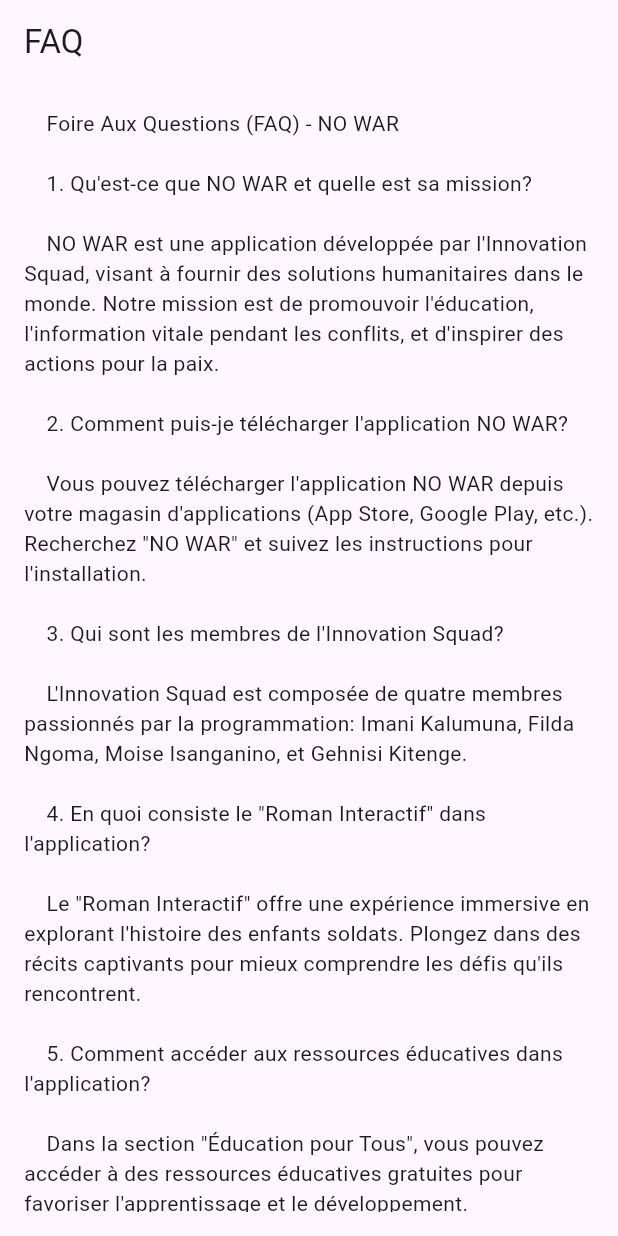
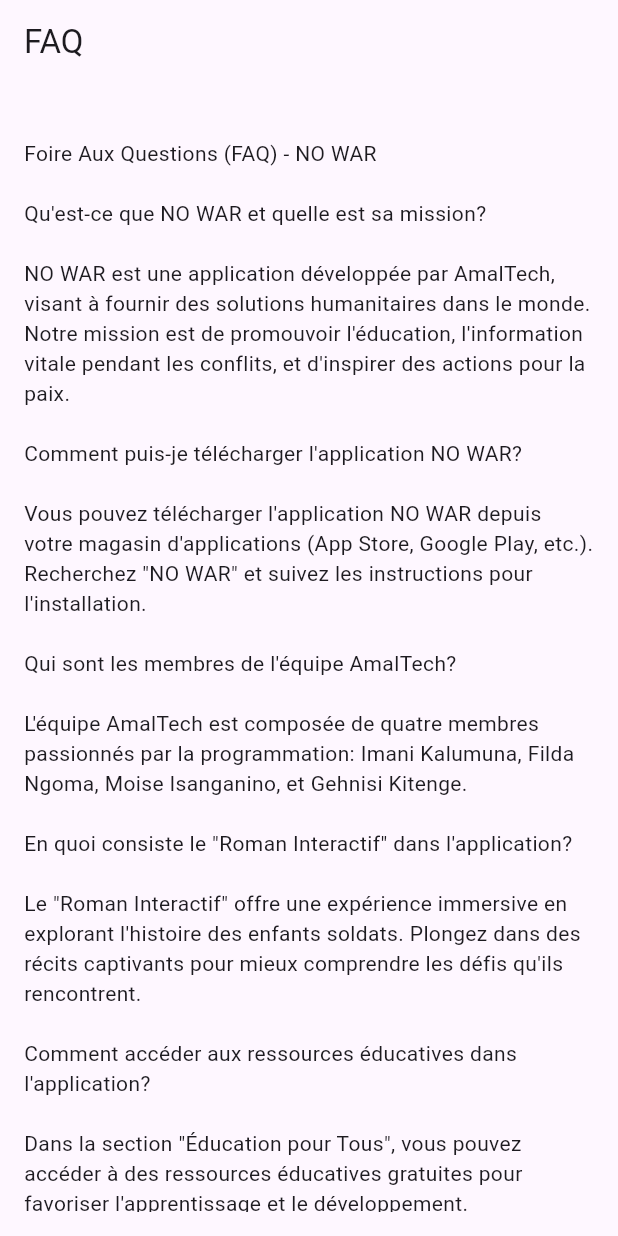
Before and after one commit to imani08/no_war, a Flutter app: the UserProfilePage screen opened directly, after a tap on the "more vert" icon, after a tap on "FAQ", on a phone screen of 412 x 824 dp. Run offline on Flutter 3.47's test engine with Material 3 defaults, Android fonts, the phone set to English and light mode, and no system bars; our stand-ins replace auto_size_text, connectivity_plus, contacts_service, easy_localization, firebase_auth, firebase_core and 11 more; missing offline and left inert: country_icons, flutter_pdfview, flutter_wallpaper_manager, quick_actions, telephony, translator; accounts and stored records are empty; network calls fail.

Commit message:
mis a jour du profil

```diff
--- a/lib/Ecran acceuil.dart
+++ b/lib/Ecran acceuil.dart
@@ -403,14 +403,14 @@
       bottomNavigationBar: BottomNavigationBar(
         items: const <BottomNavigationBarItem>[
           BottomNavigationBarItem(
-            icon: Icon(Icons.home),
+            icon: Icon(Icons.home,size: 30,),
             label: 'Acceuil',
 
           ),
           BottomNavigationBarItem(
             icon: Image(image: AssetImage('assets/images/congo.png'), // Remplacez par votre URL
-              width: 30, // Largeur souhaitée de l'image
-              height: 30, // Hauteur souhaitée de l'image
+              width: 35, // Largeur souhaitée de l'image
+              height: 35, // Hauteur souhaitée de l'image
               fit: BoxFit.contain,
             ),// Ajustement de la taille de l'image)
             label: 'Visit DRC',
--- a/lib/FAQ.dart
+++ b/lib/FAQ.dart
@@ -18,61 +18,58 @@
             padding: EdgeInsets.all(16.0),
             child: SingleChildScrollView(
               child: Text('''
+
 Foire Aux Questions (FAQ) - NO WAR
 
-    1. Qu'est-ce que NO WAR et quelle est sa mission?
+Qu'est-ce que NO WAR et quelle est sa mission?
 
-    NO WAR est une application développée par l'Innovation Squad, visant à fournir des solutions humanitaires dans le monde. Notre mission est de promouvoir l'éducation, l'information vitale pendant les conflits, et d'inspirer des actions pour la paix.
+NO WAR est une application développée par AmalTech, visant à fournir des solutions humanitaires dans le monde. Notre mission est de promouvoir l'éducation, l'information vitale pendant les conflits, et d'inspirer des actions pour la paix.
 
-    2. Comment puis-je télécharger l'application NO WAR?
+Comment puis-je télécharger l'application NO WAR?
 
 Vous pouvez télécharger l'application NO WAR depuis votre magasin d'applications (App Store, Google Play, etc.). Recherchez "NO WAR" et suivez les instructions pour l'installation.
 
-    3. Qui sont les membres de l'Innovation Squad?
+Qui sont les membres de l'équipe AmalTech?
 
-    L'Innovation Squad est composée de quatre membres passionnés par la programmation: Imani Kalumuna, Filda Ngoma, Moise Isanganino, et Gehnisi Kitenge.
+L'équipe AmalTech est composée de quatre membres passionnés par la programmation: Imani Kalumuna, Filda Ngoma, Moise Isanganino, et Gehnisi Kitenge.
 
-    4. En quoi consiste le "Roman Interactif" dans l'application?
+En quoi consiste le "Roman Interactif" dans l'application?
 
 Le "Roman Interactif" offre une expérience immersive en explorant l'histoire des enfants soldats. Plongez dans des récits captivants pour mieux comprendre les défis qu'ils rencontrent.
 
-    5. Comment accéder aux ressources éducatives dans l'application?
+Comment accéder aux ressources éducatives dans l'application?
 
 Dans la section "Éducation pour Tous", vous pouvez accéder à des ressources éducatives gratuites pour favoriser l'apprentissage et le développement.
 
-    6. Comment fonctionne la nouvelle fonction d'Alerte Sécurité?
+Comment fonctionne la nouvelle fonction d'Alerte Sécurité?
 
 La fonction d'Alerte Sécurité vous permet d'envoyer rapidement des messages aux services de sécurité et d'initier des appels en cas d'urgence. Configurez vos préférences dans les paramètres de l'application.
 
-    7. Comment localiser les zones sécurisées avec la "Carte des Zones Sécurisées"?
+Comment localiser les zones sécurisées avec la "Zones Verte"?
 
-    Utilisez la fonction "Carte des Zones Sécurisées" pour localiser des refuges dans un rayon de 20 km pendant les périodes de conflit.
+Utilisez la fonction "Zone Verte" pour localiser des refuges dans un rayon de 20 km pendant les périodes de conflit.
 
-    8. Puis-je contribuer aux dons pour les réfugiés et comment?
+Puis-je contribuer aux dons pour les réfugiés et comment?
 
 Oui, vous pouvez contribuer aux dons pour les réfugiés en accédant à l'onglet dédié dans l'application et en suivant les instructions pour effectuer un don.
 
-    9. Comment personnaliser mon appareil avec les "Fonds d'Écran Sensibles"?
+Comment personnaliser mon appareil avec les "Fonds d'Écran Sensibles"?
 
 Dans la section "Fonds d'Écran Sensibles", choisissez parmi une sélection illustrant les conséquences de la guerre et personnalisez votre appareil.
 
-    10. Quand vais-je recevoir les notifications régulières?
+Comment créer un compte et accéder à mon profil sur NO WAR?
 
-    Vous recevrez des notifications toutes les deux heures, vous tenant informé des actualités, mises à jour de contenu et opportunités d'engagement.
+Connectez-vous ou créez un compte pour accéder à votre profil, où vous pourrez modifier votre photo de profil, votre photo de couverture, et envoyer des messages à l'équipe AmalTech pour contribuer à la cause. La page affichera votre adresse e-mail, votre ville, et votre pays.
 
-    11. Comment puis-je partager mon expérience avec NO WAR?
+Comment puis-je partager mon expérience avec NO WAR?
 
 Partagez votre expérience en utilisant le hashtag #NowarApp sur les médias sociaux et encouragez vos amis à télécharger l'application.
 
-    12. NO WAR est-il disponible dans d'autres langues que le français?
+NO WAR est-il disponible dans d'autres langues que le français?
 
 Actuellement, l'application est disponible en français, mais nous envisageons d'ajouter d'autres langues pour atteindre un public plus large à l'avenir.
 
-    N'hésitez pas à nous contacter via l'application pour toute question supplémentaire. Merci de votre soutien et de votre engagement envers un monde sans guerre.
-
-
-
-
+N'oubliez pas de donner à l'application l'accès à la localisation et au stockage dans les paramètres de votre téléphone pour une expérience optimale. N'hésitez pas à nous contacter via l'application pour toute question supplémentaire. Merci de votre soutien et de votre engagement envers un monde sans guerre.
 
     ''',
                 textAlign: TextAlign.start,
--- a/lib/a propos.dart
+++ b/lib/a propos.dart
@@ -18,12 +18,10 @@
             child: Padding(
               padding: EdgeInsets.all(16.0),
               child: Text(
-                '''
-
-À Propos de NO WAR
+                '''NO WAR
 
 Notre Engagement:
-NO WAR est bien plus qu'une application. C'est un engagement profond en faveur de la paix, de l'éducation et de la sécurité. Créée par l'Innovation Squad - Imani Kalumuna, Filda Ngoma, Moise Isanganino, et Gehnisi Kitenge - cette application représente notre réponse à l'appel urgent d'un monde sans guerre, où chaque individu a le droit à la sécurité et à l'éducation.
+NO WAR est bien plus qu'une application. C'est un engagement profond en faveur de la paix, de l'éducation et de la sécurité. Créée par l'équipe AmalTech - Imani Kalumuna, Filda Ngoma, Moise Isanganino, et Gehnisi Kitenge - cette application représente notre réponse à l'appel urgent d'un monde sans guerre, où chaque individu a le droit à la sécurité et à l'éducation.
 
 Mission Humanitaire:
 Notre mission est claire - fournir une éducation accessible à tous, faciliter l'accès à l'information cruciale pendant les conflits, et inspirer des actions concrètes pour la paix. NO WAR se veut être un catalyseur pour un changement positif, mettant l'accent sur la sensibilisation, l'éducation et le soutien aux victimes de guerre.
@@ -45,6 +43,9 @@
 Fonds d'Écran Sensibles:
 Personnalisez votre appareil avec des fonds d'écran captivants, mettant en lumière les conséquences de la guerre et l'importance cruciale de la paix.
 
+Profil Utilisateur:
+Connectez-vous ou créez un compte pour accéder à votre profil, où vous pourrez modifier votre photo de profil, votre photo de couverture et envoyer des messages à l'équipe AmalTech pour contribuer à la cause. La page affichera votre adresse e-mail, votre ville et votre pays.
+
 Vue Globale sur la RDC:
 Explorez la beauté et la culture de la République Démocratique du Congo à travers une vue d'ensemble, encourageant l'appréciation de la diversité de notre pays.
 
@@ -55,7 +56,8 @@
 Restez connecté avec notre cause grâce à des notifications régulières, vous tenant informé des dernières nouvelles et opportunités d'engagement.
 
 Rejoignez la Quête pour un Monde sans Guerre:
-NO WAR est plus qu'une application, c'est un appel à l'action. Téléchargez l'application maintenant et faites partie de la communauté engagée pour un monde pacifique. Votre implication peut faire une différence significative. Merci de soutenir notre mission pour un avenir meilleur.''',
+NO WAR est plus qu'une application, c'est un appel à l'action. Téléchargez l'application maintenant et faites partie de la communauté engagée pour un monde pacifique. Votre implication peut faire une différence significative. Merci de soutenir notre mission pour un avenir meilleur.
+''',
                 textAlign: TextAlign.start,
               ),
             ),
--- a/lib/discussions.dart
+++ b/lib/discussions.dart
@@ -84,6 +84,12 @@
 
 
   Future<void> _getUserInfo() async {
+    var connectivityResult = await Connectivity().checkConnectivity();
+    if (connectivityResult == ConnectivityResult.none) {
+      _showNoInternetDialog();
+      return;
+    }
+
     final User? user = _auth.currentUser;
 
     if (user != null) {
@@ -98,6 +104,12 @@
   }
 
   Future<void> _getLocation() async {
+    var connectivityResult = await Connectivity().checkConnectivity();
+    if (connectivityResult == ConnectivityResult.none) {
+      _showNoInternetDialog();
+      return;
+    }
+
     try {
       Position position = await Geolocator.getCurrentPosition(
         desiredAccuracy: LocationAccuracy.high,
@@ -118,6 +130,12 @@
   }
 
   Future<void> _uploadImageToStorage(File image, String storagePath) async {
+    var connectivityResult = await Connectivity().checkConnectivity();
+    if (connectivityResult == ConnectivityResult.none) {
+      _showNoInternetDialog();
+      return;
+    }
+
     final User? user = _auth.currentUser;
 
     if (user != null) {
@@ -296,14 +314,15 @@
       bottomNavigationBar: BottomNavigationBar(
         items: const <BottomNavigationBarItem>[
           BottomNavigationBarItem(
-            icon: Icon(Icons.home),
+            icon: Icon(Icons.home,size: 30,),
             label: 'Acceuil',
+
           ),
           BottomNavigationBarItem(
             icon: Image(
               image: AssetImage('assets/images/congo.png'),
-              width: 25,
-              height: 25,
+              width: 35,
+              height: 35,
               fit: BoxFit.contain,
             ),
             label: 'Visit DRC',
--- a/lib/visit.dart
+++ b/lib/visit.dart
@@ -165,14 +165,16 @@
       bottomNavigationBar: BottomNavigationBar(
         items: const <BottomNavigationBarItem>[
           BottomNavigationBarItem(
-            icon: Icon(Icons.home),
+            icon: Icon(Icons.home, size: 30,),
+
             label: 'Acceuil',
+
           ),
           BottomNavigationBarItem(
             icon: Image(
               image: AssetImage('assets/images/congo.png'),
-              width: 25,
-              height: 25,
+              width: 35,
+              height: 35,
               fit: BoxFit.contain,
             ),
             label: 'Congo',
```
Lines whose indentation alone changed are shown as unchanged.
